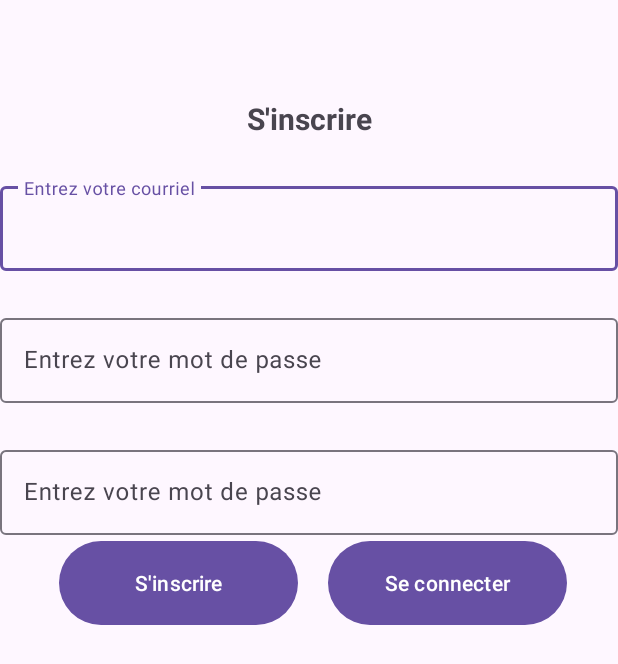
After one commit to FlorentinHub/TravailPratique2AS, an Android app: the RegisterActivity screen opened directly, with no data from a screen before it, on a phone screen of 412 x 824 dp. The commit adds this screen. Shown: the top 664 px of the screen. Run offline under Robolectric (Android 15) with nearby library versions, the phone set to English and light mode, and no system bars; our stand-ins replace Firebase (no records; nobody signed in at launch, a user with empty details on screens opened directly); 1 statement that could not run was skipped.

Commit message:
Register & Login complets

```diff
--- /dev/null
+++ b/app/src/main/java/com/example/travailpratique3/RegisterActivity.java
@@ -0,0 +1,126 @@
+package com.example.travailpratique3;
+
+import androidx.appcompat.app.AppCompatActivity;
+import androidx.annotation.NonNull;
+import androidx.appcompat.app.AppCompatActivity;
+
+import android.app.Dialog;
+import android.content.Intent;
+import android.os.Bundle;
+import android.util.Log;
+import android.util.Patterns;
+import android.view.View;
+import android.view.inputmethod.InputMethodManager;
+import android.widget.Button;
+import android.widget.Toast;
+
+import com.google.android.gms.tasks.OnCompleteListener;
+import com.google.android.gms.tasks.Task;
+import com.google.android.material.textfield.TextInputEditText;
+import com.google.firebase.auth.AuthResult;
+import com.google.firebase.auth.FirebaseAuth;
+import com.google.firebase.auth.FirebaseUser;
+
+
+public class RegisterActivity extends AppCompatActivity {
+
+    TextInputEditText tiet_courriel, tiet_mdp, tiet_mdpConfirmation;
+    Button btn_inscription, btn_connexion;
+    FirebaseAuth bdAuth;
+    Dialog bteDialog;
+
+    @Override
+    protected void onCreate(Bundle savedInstanceState) {
+        super.onCreate(savedInstanceState);
+        setContentView(R.layout.activity_register);
+
+        tiet_courriel = findViewById(R.id.tiet_courriel);
+        tiet_mdp = findViewById(R.id.tiet_mdp);
+        tiet_mdpConfirmation = findViewById(R.id.tiet_mdpconfirmation);
+        btn_inscription = findViewById(R.id.btn_inscription);
+        btn_connexion = findViewById(R.id.btn_connexion);
+
+
+        // Initialiser FirebaseAuth
+        bdAuth = FirebaseAuth.getInstance();
+
+        // Vérifier si un utilisateur est déjà connecté
+        FirebaseUser currentUser = bdAuth.getCurrentUser();
+        if (currentUser != null) {
+            // Rediriger vers l'activité de gestion du profil
+            startActivity(new Intent(RegisterActivity.this, GestionProfilActivity.class));
+            finish();
+        }
+
+        btn_connexion.setOnClickListener(new View.OnClickListener() {
+            @Override
+            public void onClick(View v) {
+                startActivity(new Intent(RegisterActivity.this, ConnexionActivity.class));
+                finish();
+            }
+        });
+
+        btn_inscription.setOnClickListener(new View.OnClickListener() {
+            @Override
+            public void onClick(View v) {
+                String email = tiet_courriel.getText().toString().trim();
+                String password = tiet_mdp.getText().toString().trim();
+                String confirmPassword = tiet_mdpConfirmation.getText().toString().trim();
+
+                if (email.isEmpty()) {
+                    tiet_courriel.setError("Entrez votre courriel");
+                    tiet_courriel.requestFocus();
+                    return;
+                }
+
+                if (!Patterns.EMAIL_ADDRESS.matcher(email).matches()) {
+                    tiet_courriel.setError("Format de courriel invalide");
+                    tiet_courriel.requestFocus();
+                    return;
+                }
+
+                if (password.isEmpty()) {
+                    tiet_mdp.setError("Entrez votre mot de passe");
+                    tiet_mdp.requestFocus();
+                    return;
+                }
+
+                if (password.length() < 6) {
+                    tiet_mdp.setError("Le mot de passe doit contenir au moins 6 caractères");
+                    tiet_mdp.requestFocus();
+                    return;
+                }
+
+                if (!password.equals(confirmPassword)) {
+                    tiet_mdpConfirmation.setError("Les mots de passe ne correspondent pas");
+                    tiet_mdpConfirmation.requestFocus();
+                    return;
+                }
+
+                signInUser(email, password);
+            }
+        });
+    }
+
+    // Méthode pour authentifier l'utilisateur existant avec Firebase
+    private void signInUser(String email, String password) {
+//        bdAuth.signInWithEmailAndPassword(email, password);
+        bdAuth.createUserWithEmailAndPassword(email, password)
+                .addOnCompleteListener(new OnCompleteListener<AuthResult>() {
+                    @Override
+                    public void onComplete(@NonNull Task<AuthResult> task) {
+                        if (task.isSuccessful()) {
+                            // L'inscription est réussie
+                            Toast.makeText(RegisterActivity.this, "Utilisateur créé", Toast.LENGTH_SHORT).show();
+                            FirebaseUser user = bdAuth.getCurrentUser();
+                            if (user != null) {
+                                startActivity(new Intent(RegisterActivity.this, GestionProfilActivity.class));
+                                finish();
+                            }
+                        } else {
+                            Toast.makeText(RegisterActivity.this, "Erreur : " + task.getException().getMessage(), Toast.LENGTH_SHORT).show();
+                        }
+                    }
+                });
+    }
+}
--- /dev/null
+++ b/app/src/main/res/layout/activity_register.xml
@@ -0,0 +1,98 @@
+<?xml version="1.0" encoding="utf-8"?>
+<androidx.constraintlayout.widget.ConstraintLayout
+    xmlns:android="http://schemas.android.com/apk/res/android"
+    xmlns:tools="http://schemas.android.com/tools"
+    xmlns:app="http://schemas.android.com/apk/res-auto"
+    android:layout_width="match_parent"
+    android:layout_height="match_parent"
+    tools:context=".MainActivity">
+
+    <TextView
+        android:id="@+id/tv_Titre"
+        android:layout_width="wrap_content"
+        android:layout_height="wrap_content"
+        android:text="S'inscrire"
+        android:textSize="20sp"
+        android:textStyle="bold"
+        app:layout_constraintBottom_toBottomOf="parent"
+        app:layout_constraintEnd_toEndOf="parent"
+        app:layout_constraintStart_toStartOf="parent"
+        app:layout_constraintTop_toTopOf="parent"
+        app:layout_constraintVertical_bias="0.082" />
+
+    <com.google.android.material.textfield.TextInputLayout
+        android:id="@+id/til_courriel"
+        android:layout_width="match_parent"
+        android:layout_height="wrap_content"
+        android:layout_marginTop="26dp"
+        android:hint="Entrez votre courriel"
+        app:layout_constraintTop_toBottomOf="@+id/tv_Titre"
+        tools:layout_editor_absoluteX="0dp">
+
+        <com.google.android.material.textfield.TextInputEditText
+            android:id="@+id/tiet_courriel"
+            android:layout_width="match_parent"
+            android:layout_height="wrap_content"
+            android:inputType="textEmailAddress"
+            android:maxLines="1" />
+    </com.google.android.material.textfield.TextInputLayout>
+
+    <com.google.android.material.textfield.TextInputLayout
+        android:id="@+id/til_mdp"
+        android:layout_width="match_parent"
+        android:layout_height="wrap_content"
+        android:layout_marginTop="26dp"
+        android:hint="Entrez votre mot de passe"
+        app:layout_constraintTop_toBottomOf="@+id/til_courriel"
+        tools:layout_editor_absoluteX="16dp">
+
+        <com.google.android.material.textfield.TextInputEditText
+            android:id="@+id/tiet_mdp"
+            android:layout_width="match_parent"
+            android:layout_height="wrap_content"
+            android:inputType="textPassword"
+            android:maxLines="1"/>
+    </com.google.android.material.textfield.TextInputLayout>
+
+
+    <com.google.android.material.textfield.TextInputLayout
+        android:id="@+id/til_mdpconfirmation"
+        android:layout_width="match_parent"
+        android:layout_height="wrap_content"
+        android:layout_marginTop="26dp"
+        android:hint="Entrez votre mot de passe"
+        app:layout_constraintTop_toBottomOf="@+id/til_mdp"
+        tools:layout_editor_absoluteX="16dp">
+
+        <com.google.android.material.textfield.TextInputEditText
+            android:id="@+id/tiet_mdpconfirmation"
+            android:layout_width="match_parent"
+            android:layout_height="wrap_content"
+            android:inputType="textPassword"
+            android:maxLines="1" />
+    </com.google.android.material.textfield.TextInputLayout>
+
+    <Button
+        android:id="@+id/btn_inscription"
+        android:layout_width="159dp"
+        android:layout_height="64dp"
+        android:layout_marginEnd="20dp"
+        android:text="S'inscrire"
+        app:layout_constraintEnd_toStartOf="@+id/btn_connexion"
+        app:layout_constraintHorizontal_bias="1.0"
+        app:layout_constraintStart_toStartOf="parent"
+        app:layout_constraintTop_toBottomOf="@+id/til_mdpconfirmation"
+        tools:ignore="MissingConstraints" />
+
+    <Button
+        android:id="@+id/btn_connexion"
+        android:layout_width="159dp"
+        android:layout_height="64dp"
+        android:text="Se connecter"
+        app:layout_constraintEnd_toEndOf="parent"
+        app:layout_constraintHorizontal_bias="0.865"
+        app:layout_constraintStart_toStartOf="parent"
+        app:layout_constraintTop_toBottomOf="@+id/til_mdpconfirmation"
+        tools:ignore="MissingConstraints" />
+
+</androidx.constraintlayout.widget.ConstraintLayout>
--- /dev/null
+++ b/app/src/main/res/menu/menu_main.xml
@@ -0,0 +1,6 @@
+<?xml version="1.0" encoding="utf-8"?>
+<menu xmlns:android="http://schemas.android.com/apk/res/android">
+    <item
+        android:id="@+id/action_logout"
+        android:title="Déconnexion"/>
+</menu>
```
Also changed, not shown: app/build.gradle.kts (+6 -2 lines), app/src/main/AndroidManifest.xml (+9 -0 lines), app/src/main/java/com/example/travailpratique3/ConnexionActivity.java (added, +66 -0 lines), app/src/main/java/com/example/travailpratique3/GestionProfilActivity.java (added, +59 -0 lines), app/src/main/java/com/example/travailpratique3/MainActivity.java (+60 -2 lines), app/src/main/res/layout/activity_connexion.xml (added, +81 -0 lines), app/src/main/res/layout/activity_gestion_profil.xml (added, +80 -0 lines), app/src/main/res/layout/activity_main.xml (+38 -13 lines), build.gradle.kts (+19 -0 lines).
